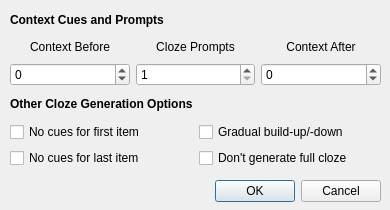
Before: the Qt Designer form designer/settings_note.ui in glutanimate/cloze-overlapper, drawn with Qt 5.
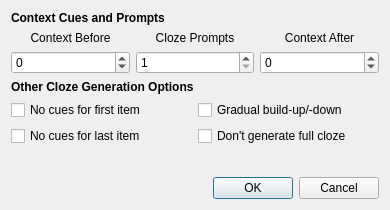
After: the same form once the commit is applied.

Commit message: anki21: Fix layout issues

What changed in the file:
```diff
--- a/designer/settings_note.ui
+++ b/designer/settings_note.ui
@@ -10,46 +10,11 @@
     <height>210</height>
    </rect>
   </property>
-  <property name="minimumSize">
-   <size>
-    <width>390</width>
-    <height>210</height>
-   </size>
-  </property>
-  <property name="maximumSize">
-   <size>
-    <width>390</width>
-    <height>210</height>
-   </size>
-  </property>
   <property name="windowTitle">
    <string>Overlapping Cloze Note Settings</string>
   </property>
-  <widget class="QDialogButtonBox" name="buttonBox">
-   <property name="geometry">
-    <rect>
-     <x>10</x>
-     <y>176</y>
-     <width>371</width>
-     <height>31</height>
-    </rect>
-   </property>
-   <property name="orientation">
-    <enum>Qt::Horizontal</enum>
-   </property>
-   <property name="standardButtons">
-    <set>QDialogButtonBox::Cancel|QDialogButtonBox::Ok</set>
-   </property>
-  </widget>
-  <widget class="QWidget" name="verticalLayoutWidget">
-   <property name="geometry">
-    <rect>
-     <x>10</x>
-     <y>10</y>
-     <width>371</width>
-     <height>158</height>
-    </rect>
-   </property>
+  <layout class="QVBoxLayout" name="verticalLayout_2">
+   <item>
    <layout class="QVBoxLayout" name="verticalLayout">
     <item>
      <layout class="QGridLayout" name="gridLayout_1">
@@ -192,7 +157,31 @@
      </layout>
     </item>
    </layout>
-  </widget>
+   </item>
+   <item>
+    <spacer name="verticalSpacer">
+     <property name="orientation">
+      <enum>Qt::Vertical</enum>
+     </property>
+     <property name="sizeHint" stdset="0">
+      <size>
+       <width>20</width>
+       <height>40</height>
+      </size>
+     </property>
+    </spacer>
+   </item>
+   <item>
+    <widget class="QDialogButtonBox" name="buttonBox">
+     <property name="orientation">
+      <enum>Qt::Horizontal</enum>
+     </property>
+     <property name="standardButtons">
+      <set>QDialogButtonBox::Cancel|QDialogButtonBox::Ok</set>
+     </property>
+    </widget>
+   </item>
+  </layout>
  </widget>
  <tabstops>
   <tabstop>sb_before</tabstop>
```
Lines whose indentation alone changed are shown as unchanged.
